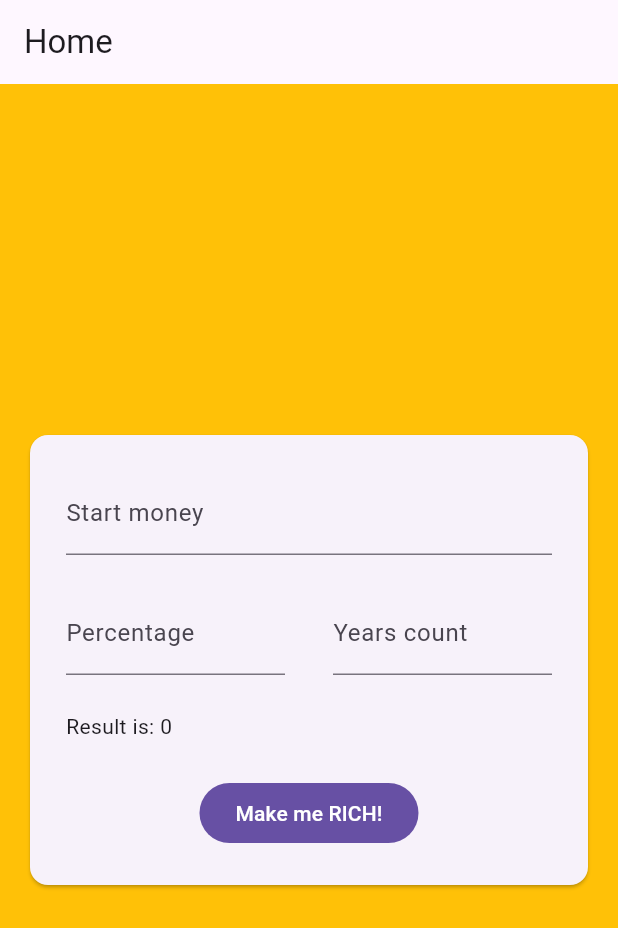
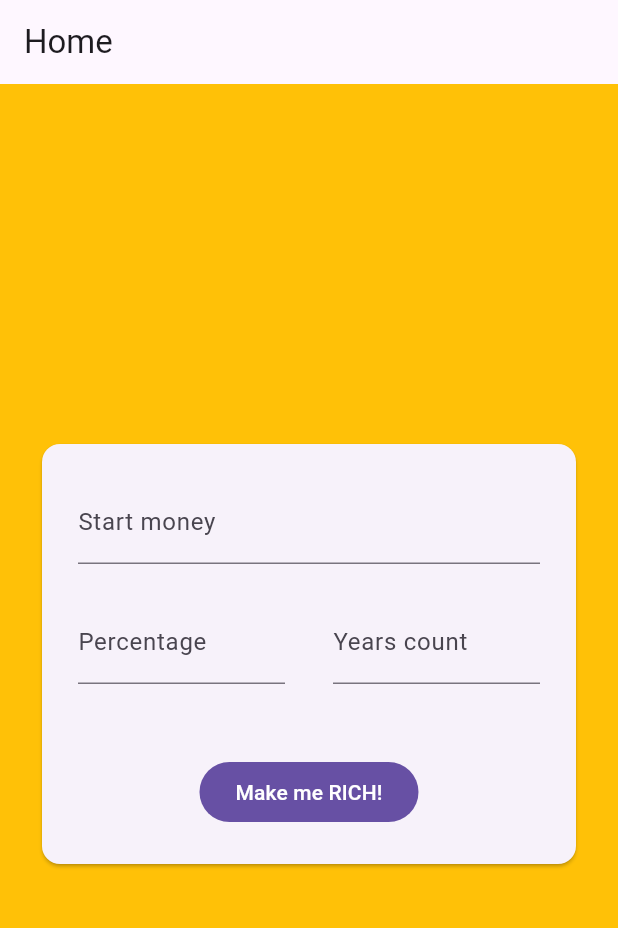
Before and after one commit to RomanAnchugov/RichCalculator, a Flutter app: the screen it shows after launch, on a phone screen of 412 x 824 dp. Shown: the top 928 px of the screen. Run offline on Flutter 3.47's test engine with Material 3 defaults, Android fonts, the phone set to English and light mode, and no system bars; our stand-ins replace flutter_bloc, get_it, logger; missing offline and left inert: pattern_formatter.

Commit message:
"Result" in separate block

```diff
--- a/lib/calculator/calculator.dart
+++ b/lib/calculator/calculator.dart
@@ -1,8 +1,8 @@
 import 'package:flutter/material.dart';
 import 'package:flutter_bloc/flutter_bloc.dart';
-import 'package:intl/intl.dart';
 import 'package:pattern_formatter/numeric_formatter.dart';
 import 'package:rich_calculator/calculator/bloc/calculator_cubit.dart';
+import 'package:rich_calculator/calculator/result_card.dart';
 
 import '../strings/strings.dart';
 import '../utils/log.dart';
@@ -13,29 +13,32 @@ class Calculator extends StatelessWidget {
   @override
   Widget build(BuildContext context) {
     CalculatorCubit cubit = context.read<CalculatorCubit>();
-    var numberFormatter = NumberFormat.decimalPattern();
 
-    return Padding(
-      padding: const EdgeInsets.all(16.0),
-      child: Card(
+    return Center(
       child: Padding(
-          padding: const EdgeInsets.all(24.0),
+        padding: const EdgeInsets.fromLTRB(24, 0, 24, 0),
+        child: ListView(
+          shrinkWrap: true,
+          children: [
+            Card(
+              child: Padding(
+                padding: EdgeInsets.all(24.0),
                 child: Column(
                   mainAxisSize: MainAxisSize.min,
                   children: <Widget>[
                     TextField(
-                keyboardType: const TextInputType.numberWithOptions(),
+                      keyboardType: TextInputType.numberWithOptions(),
                       inputFormatters: [
                         ThousandsFormatter(allowFraction: true),
                       ],
                       onChanged: (String value) {
                         cubit.startMoneySet(value);
                       },
-                decoration: const InputDecoration(
+                      decoration: InputDecoration(
                         labelText: Strings.startMoney,
                       ),
                     ),
-              const SizedBox(
+                    SizedBox(
                       height: 24,
                     ),
                     Row(
@@ -45,60 +48,55 @@ class Calculator extends StatelessWidget {
                             inputFormatters: [
                               ThousandsFormatter(allowFraction: true)
                             ],
-                      keyboardType: const TextInputType.numberWithOptions(),
+                            keyboardType: TextInputType.numberWithOptions(),
                             onChanged: (String value) {
                               cubit.percentageSet(value);
                             },
-                      decoration: const InputDecoration(
+                            decoration: InputDecoration(
                               labelText: Strings.percentage,
                             ),
                           ),
                         ),
-                  const SizedBox(
+                        SizedBox(
                           width: 32,
                         ),
                         Expanded(
                           child: TextField(
                             keyboardType:
-                          const TextInputType.numberWithOptions(signed: true),
+                                TextInputType.numberWithOptions(signed: true),
                             inputFormatters: [
                               ThousandsFormatter(allowFraction: true)
                             ],
                             onChanged: (String value) {
                               cubit.yearsCountSet(value);
                             },
-                      decoration: const InputDecoration(
+                            decoration: InputDecoration(
                               labelText: Strings.yearsCount,
                             ),
                           ),
                         )
                       ],
                     ),
-              const SizedBox(
+                    SizedBox(
                       height: 24,
                     ),
-              BlocBuilder<CalculatorCubit, CalculatorState>(
-                builder: (context, state) {
-                  return Align(
-                    alignment: Alignment.centerLeft,
-                    child: Text(
-                        "Result is: ${numberFormatter.format(cubit.state.result)}"),
-                  );
-                },
-              ),
-              const SizedBox(
+                    SizedBox(
                       height: 24,
                     ),
                     FilledButton(
                       onPressed: () {
                         context.read<CalculatorCubit>().calculateClick();
                       },
-                child: const Text(Strings.calculatorAction),
+                      child: Text(Strings.calculatorAction),
                     )
                   ],
                 ),
               ),
             ),
+            CalculationResultCardWidget(),
+          ],
+        ),
+      ),
     );
   }
 }
--- /dev/null
+++ b/lib/calculator/result_card.dart
@@ -0,0 +1,38 @@
+import 'package:flutter/material.dart';
+import 'package:flutter_bloc/flutter_bloc.dart';
+import 'package:intl/intl.dart';
+
+import '../utils/log.dart';
+import 'bloc/calculator_cubit.dart';
+
+class CalculationResultCardWidget extends StatelessWidget {
+  const CalculationResultCardWidget({super.key});
+
+  @override
+  Widget build(BuildContext context) {
+    CalculatorCubit cubit = context.read<CalculatorCubit>();
+    var numberFormatter = NumberFormat.decimalPattern();
+
+    return BlocBuilder<CalculatorCubit, CalculatorState>(
+      builder: (context, state) {
+        Log.i("build blyat: ${state.result}");
+        return Card(
+          child: () {
+            if (state.result > 0) {
+              return Padding(
+                padding: const EdgeInsets.all(24.0),
+                child: Text(
+                  "Result is: ${numberFormatter.format(cubit.state.result)}",
+                  style: const TextStyle(
+                      fontWeight: FontWeight.bold, fontSize: 18),
+                ),
+              );
+            } else {
+              return const SizedBox.shrink();
+            }
+          }(),
+        );
+      },
+    );
+  }
+}
--- a/lib/home.dart
+++ b/lib/home.dart
@@ -13,8 +13,7 @@ class HomeScreen extends StatelessWidget {
       ),
       body: Container(
         color: Colors.amber,
-        child: const Center(
-            child: Calculator()),
+        child: Calculator(),
       ),
     );
   }
```
Lines whose indentation alone changed are shown as unchanged.
